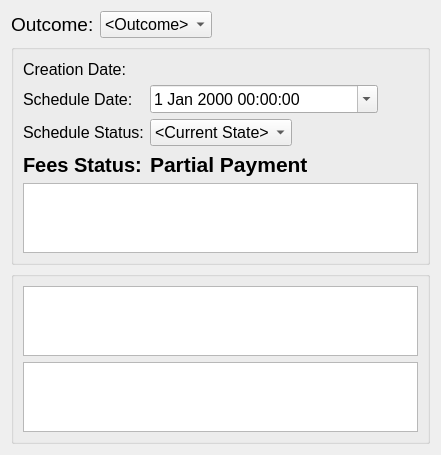
This is drc/gui/mediationsessionform.ui in lansdon/cpts483_drc as Qt 5 draws it before an edit. The edited form follows.
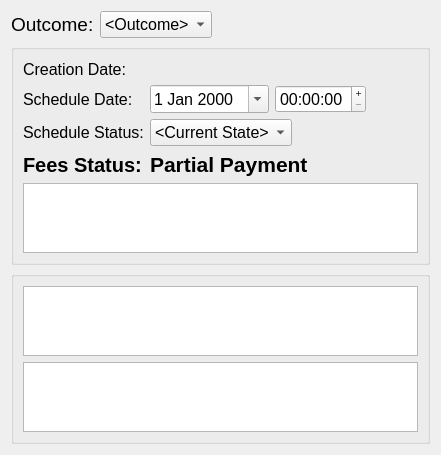
This is the edited form.

Patch:
```diff
--- a/drc/gui/mediationsessionform.ui
+++ b/drc/gui/mediationsessionform.ui
@@ -181,29 +181,28 @@
           <item row="1" column="1">
            <layout class="QHBoxLayout" name="horizontalLayout_5">
             <item>
-             <widget class="QDateTimeEdit" name="dateTimeEdit">
-              <property name="sizePolicy">
-               <sizepolicy hsizetype="Minimum" vsizetype="Fixed">
-                <horstretch>3</horstretch>
-                <verstretch>0</verstretch>
-               </sizepolicy>
-              </property>
-              <property name="maximumSize">
-               <size>
-                <width>250</width>
-                <height>16777215</height>
-               </size>
-              </property>
-              <property name="font">
-               <font>
-                <pointsize>12</pointsize>
-               </font>
-              </property>
+             <widget class="QDateEdit" name="dateEdit">
               <property name="calendarPopup">
                <bool>true</bool>
               </property>
              </widget>
             </item>
+            <item>
+             <widget class="QTimeEdit" name="timeEdit">
+              <property name="mouseTracking">
+               <bool>true</bool>
+              </property>
+              <property name="buttonSymbols">
+               <enum>QAbstractSpinBox::PlusMinus</enum>
+              </property>
+              <property name="currentSection">
+               <enum>QDateTimeEdit::HourSection</enum>
+              </property>
+              <property name="timeSpec">
+               <enum>Qt::LocalTime</enum>
+              </property>
+             </widget>
+            </item>
             <item>
              <spacer name="horizontalSpacer_3">
               <property name="orientation">
```
